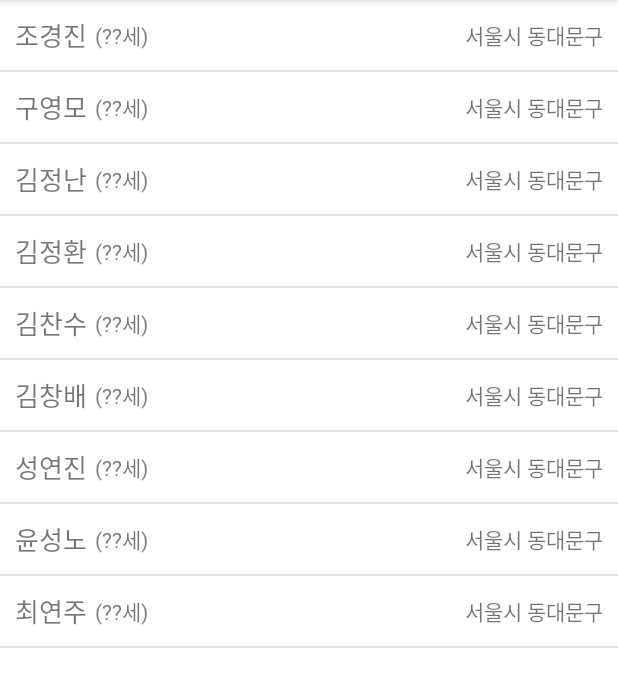
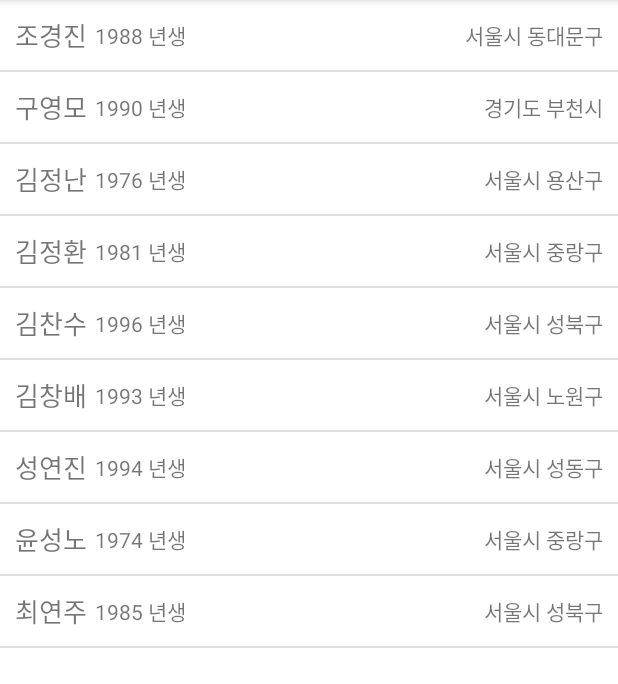
Before and after one commit to nepp-plus/ListView_20211120, an Android app: the screen it shows after launch (MainActivity), on a phone screen of 412 x 824 dp, the part 84-768 px from its top. Run offline under Robolectric (Android 15) with nearby library versions, the phone set to English and light mode, and no system bars.

Commit message:
출생년도 / 거주지도 같이 표시

```diff
--- a/app/src/main/java/com/neppplus/listview_20211120/adapters/StudentAdapter.kt
+++ b/app/src/main/java/com/neppplus/listview_20211120/adapters/StudentAdapter.kt
@@ -43,10 +43,15 @@ class StudentAdapter(
 //        뿌려질 UI들을 가져오자.  row 내부에서 찾아오자.
 
         val txtStudentName =  row.findViewById<TextView>(R.id.txtStudentName)
-
+        val txtAge =  row.findViewById<TextView>(R.id.txtAge)
+        val txtAddress =  row.findViewById<TextView>(R.id.txtAddress)
 
 //        UI에 데이터에서 필요한 변수 추출 반영
         txtStudentName.text =  data.name
+
+        txtAge.text = "${data.birthYear} 년생"
+
+        txtAddress.text = data.address
 
 //        row에 담긴 xml을 화면에 뿌려주게 내보내자.
         return row
--- a/app/src/main/res/layout/student_list_item.xml
+++ b/app/src/main/res/layout/student_list_item.xml
@@ -14,6 +14,7 @@
         android:textSize="17sp"/>
 
     <TextView
+        android:id="@+id/txtAge"
         android:layout_width="wrap_content"
         android:layout_height="wrap_content"
         android:layout_marginStart="5dp"
@@ -25,6 +26,7 @@
         android:layout_weight="1" />
 
     <TextView
+        android:id="@+id/txtAddress"
         android:layout_width="wrap_content"
         android:layout_height="wrap_content"
         android:text="서울시 동대문구" />
```
